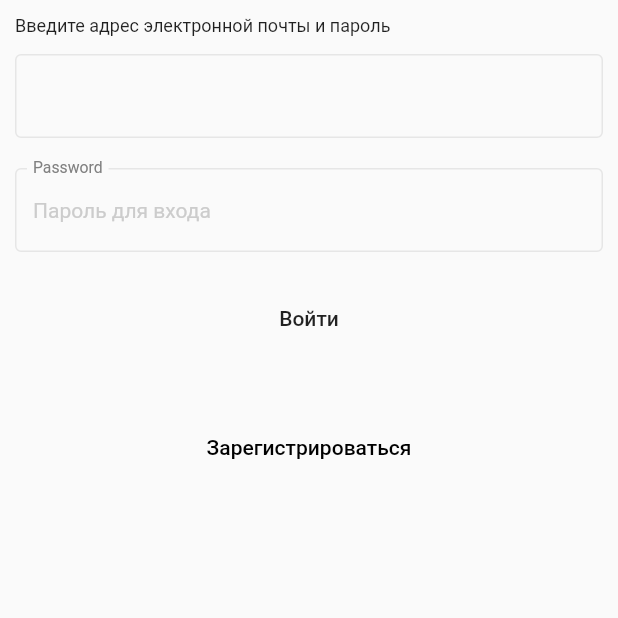
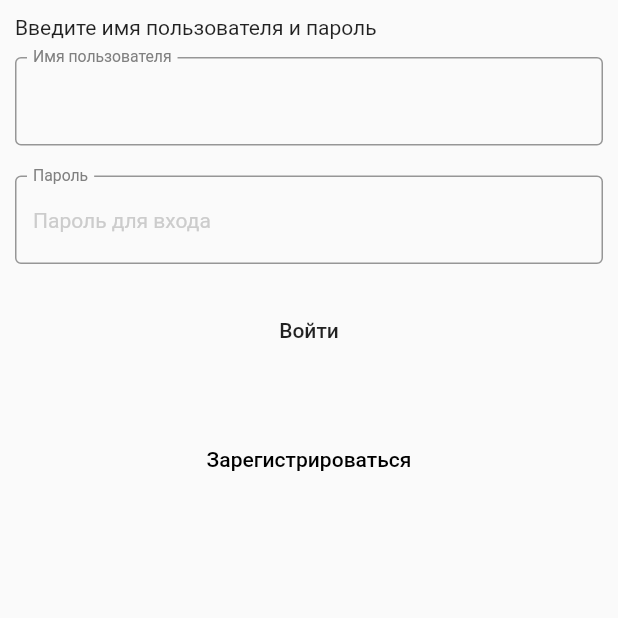
Before and after one commit to AndreyMokryj/cinema-frontend, a Flutter app: the screen it shows after launch, on a phone screen of 412 x 824 dp, the top half of it. Run offline on Flutter 3.47's test engine with Material 2 defaults, Android fonts, the phone set to English and light mode, and no system bars; accounts and stored records are empty; Roboto replaces fonts that are missing (PT Sans, SF UI Text).

Commit message:
Login page adaptive

```diff
--- a/lib/helpers/styles.dart
+++ b/lib/helpers/styles.dart
@@ -1,6 +1,6 @@
 import 'package:flutter/material.dart';
 
-const fieldTextStyle = const TextStyle(fontFamily: 'SF UI Text', fontSize: 14, color: Color.fromRGBO(128, 128, 128, 1.0));
+const fieldTextStyle = const TextStyle(fontFamily: 'SF UI Text', fontSize: 16, color: Color.fromRGBO(50, 50, 50, 1.0));
 
 class AppDecoration extends InputDecoration {
   const AppDecoration({
@@ -12,9 +12,9 @@ class AppDecoration extends InputDecoration {
   }) : super(
     contentPadding: contentPadding,
     floatingLabelBehavior: (hasFloatingPlaceholder ?? false) ? FloatingLabelBehavior.never : FloatingLabelBehavior.always,
-    border: const OutlineInputBorder(borderSide: BorderSide(color: Color.fromRGBO(230, 230, 230, 1.0))),
-    enabledBorder: const OutlineInputBorder(borderSide: BorderSide(color: Color.fromRGBO(230, 230, 230, 1.0))),
-    focusedBorder: const OutlineInputBorder(borderSide: BorderSide(color: Color.fromRGBO(128, 128, 128, 1.0))),
+    border: const OutlineInputBorder(borderSide: BorderSide(color: Color.fromRGBO(150, 150, 150, 1.0))),
+    enabledBorder: const OutlineInputBorder(borderSide: BorderSide(color: Color.fromRGBO(150, 150, 150, 1.0))),
+    focusedBorder: const OutlineInputBorder(borderSide: BorderSide(color: Color.fromRGBO(75, 75, 75, 1.0))),
     focusedErrorBorder: const OutlineInputBorder(borderSide: BorderSide(width: 2, color: Color.fromRGBO(0, 0, 0, 1.0))),
 //    errorBorder: const OutlineInputBorder(borderSide: BorderSide(color: Color.fromRGBO(0, 0, 0, 1.0))),
 
--- a/lib/views/login_page.dart
+++ b/lib/views/login_page.dart
@@ -1,6 +1,7 @@
 import 'package:flutter/material.dart';
 import 'package:flutter/scheduler.dart';
 import 'package:flutterappweb/database/database.dart';
+import 'package:flutterappweb/helpers/constants.dart';
 import 'package:flutterappweb/helpers/styles.dart';
 import 'package:flutterappweb/helpers/utils.dart';
 import 'package:flutterappweb/model/notifiers/login_notifier.dart';
@@ -31,19 +32,23 @@ class _LoginPageState extends State<LoginPage> {
       },
       child: Scaffold(
         body: SafeArea(
-          child: Stack(children: <Widget>[Form(
+          child: Form(
             key: _formKey,
-            child: SingleChildScrollView(padding: EdgeInsets.all(10.0),
+            child: SingleChildScrollView(
+              padding: EdgeInsets.all(10.0),
+              child: Center(
+                child: Container(
+                  width: w > smallLimit ? 500 : w,
                   child: Column(crossAxisAlignment: CrossAxisAlignment.stretch,
                     children: <Widget>[
-                  Text('Введите адрес электронной почты и пароль',
-                    style: TextStyle(fontSize: 12.0)),
+                      Text('Введите имя пользователя и пароль',
+                        style: TextStyle(fontSize: 14.0)),
                       const SizedBox(height: 12.0),
                       TextFormField(
                         style: fieldTextStyle,
                         enabled: true,
                         decoration: AppDecoration(
-                    labelText: "",
+                          labelText: "Имя пользователя",
                           hintText: "",
                         ),
                         keyboardType: TextInputType.emailAddress,
@@ -58,7 +63,7 @@ class _LoginPageState extends State<LoginPage> {
                         style: fieldTextStyle,
                         enabled: true,
                         decoration: AppDecoration(
-                    labelText: 'Password',
+                          labelText: 'Пароль',
                           hintText: 'Пароль для входа'
                         ),
                         obscureText: true,
@@ -88,9 +93,10 @@ class _LoginPageState extends State<LoginPage> {
                         onPressed: () => Navigator.of(context).pushNamed('/signup'),
                       )
                     ],
+                  ),
+                ),
               ))
           ),
-          ],)
         ),
       ),
     );
```
Lines whose indentation alone changed are shown as unchanged.
